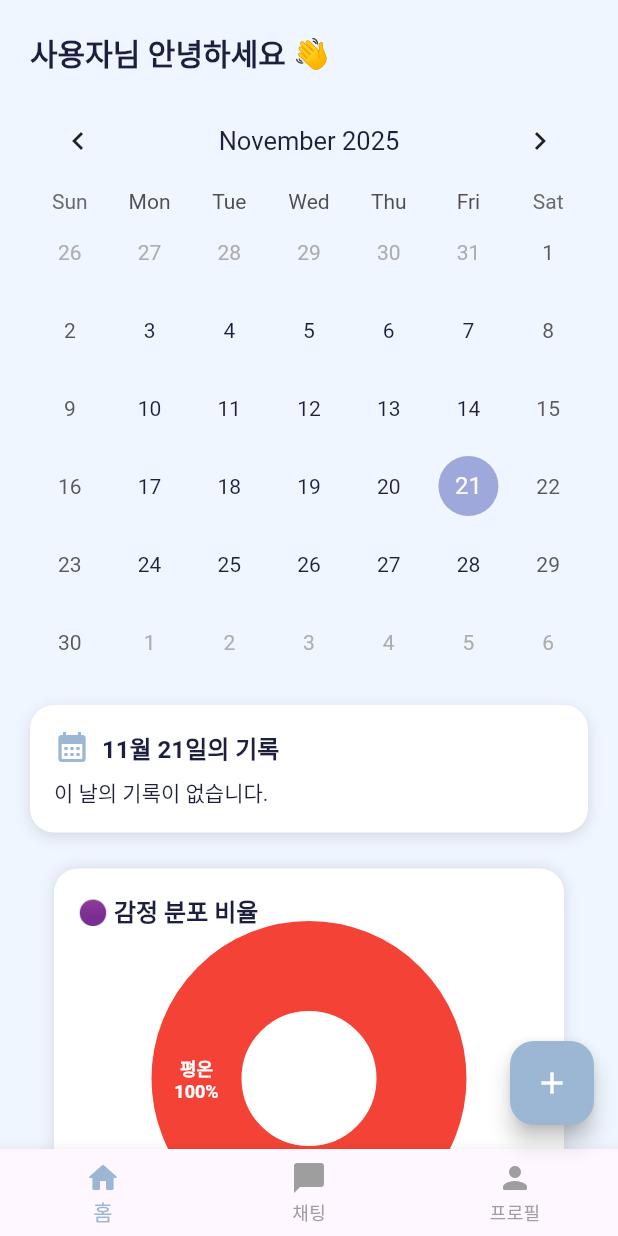
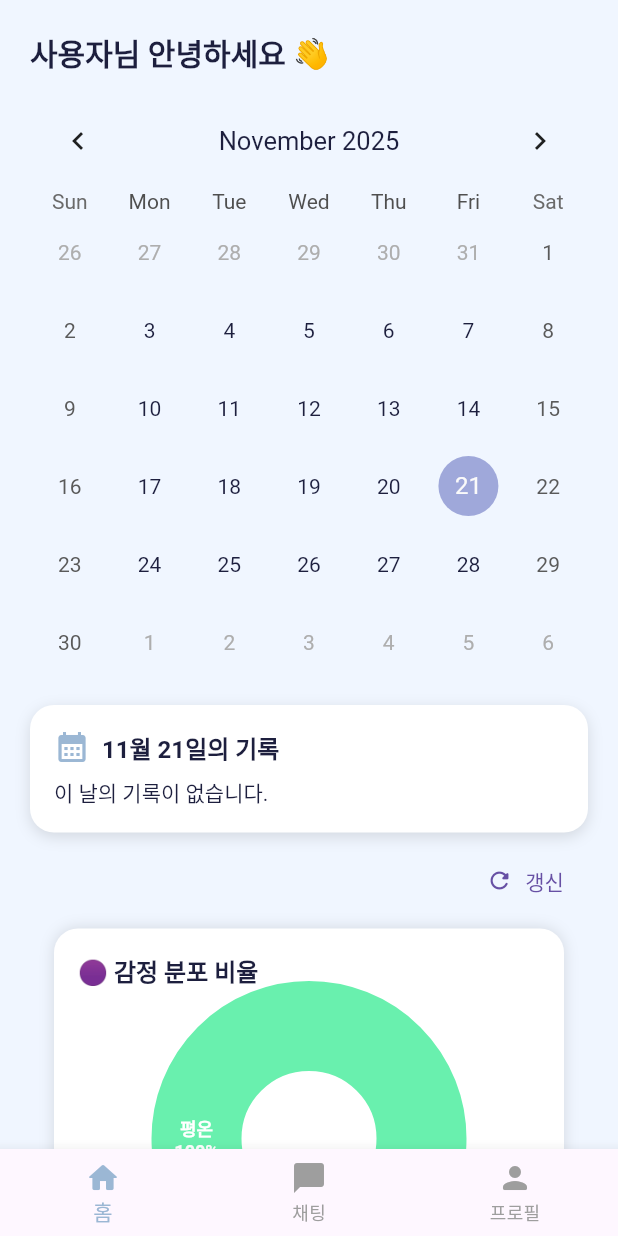
Before and after one commit to myajuni/MindBuddy, a Flutter app: the screen it shows after launch, on a phone screen of 412 x 824 dp. Run offline on Flutter 3.47's test engine with Material 3 defaults, Android fonts, the phone set to English and light mode, and no system bars; drawn by our look-alikes of fl_chart, table_calendar; our stand-ins replace flutter_dotenv, flutter_local_notifications, flutter_secure_storage, flutter_tts, image_picker, shared_preferences and 2 more.

Commit message:
semi final change

```diff
--- a/lib/main.dart
+++ b/lib/main.dart
@@ -79,17 +79,19 @@ class _MainShellState extends State<MainShell> {
       /// 🔥 IndexedStack → 페이지 함수 방식으로 변경
       body: _buildPage(_index),
 
-      floatingActionButton: _index == 0
-          ? FloatingActionButton(
-              backgroundColor: kMint,
-              onPressed: () {
-                Navigator.of(context).push(
-                  MaterialPageRoute(builder: (_) => const NewLogPage()),
-                );
-              },
-              child: const Icon(Icons.add, color: Colors.white),
-            )
-          : null,
+      floatingActionButton: null,
+
+      // floatingActionButton: _index == 0
+      //     ? FloatingActionButton(
+      //         backgroundColor: kMint,
+      //         onPressed: () {
+      //           Navigator.of(context).push(
+      //             MaterialPageRoute(builder: (_) => const NewLogPage()),
+      //           );
+      //         },
+      //         child: const Icon(Icons.add, color: Colors.white),
+      //       )
+      //     : null,
 
       bottomNavigationBar: BottomNavigationBar(
         currentIndex: _index,
--- a/lib/screens/home_tab.dart
+++ b/lib/screens/home_tab.dart
@@ -8,7 +8,7 @@ import '../main.dart';
 // import '../services/memory_store.dart';
 import '../services/emotion_diary.dart'; // ← 상대경로가 제일 튼튼함
 
-import '../widgets/weekly_trend_card.dart';
+import '../widgets/weekly_emotion_bar.dart';
 import '../widgets/emotion_ratio_pie.dart';
 
 import 'package:shared_preferences/shared_preferences.dart';
@@ -34,6 +34,23 @@ class _HomeTabState extends State<HomeTab> {
     _loadLogs();
     setState(() {
       _displayName = AppUser.name;
+    });
+  }
+
+  List<DateTime> _weekDays(DateTime day) {
+    final monday = day.subtract(Duration(days: day.weekday % 7));
+    return List.generate(7, (i) => monday.add(Duration(days: i)));
+  }
+
+  Map<String, int> _emotionCountForDay(DateTime day) {
+    return _logs
+        .where((e) =>
+            e.date.year == day.year &&
+            e.date.month == day.month &&
+            e.date.day == day.day)
+        .fold<Map<String, int>>({}, (acc, log) {
+      acc[log.emoji] = (acc[log.emoji] ?? 0) + 1;
+      return acc;
     });
   }
 
@@ -71,6 +88,12 @@ class _HomeTabState extends State<HomeTab> {
     final dayLogs = _logsForDay(sel);
     final summaryText =
         dayLogs.isNotEmpty ? dayLogs.first.summary : "이 날의 기록이 없습니다.";
+
+    final week = _weekDays(sel);
+    final weekData = week.map((d) => _emotionCountForDay(d)).toList();
+    final selectedIndex = week.indexWhere(
+      (d) => d.year == sel.year && d.month == sel.month && d.day == sel.day,
+    );
 
     return SafeArea(
       child: SingleChildScrollView(
@@ -158,11 +181,6 @@ class _HomeTabState extends State<HomeTab> {
                     ]),
               ),
 
-              const SizedBox(height: 16),
-
-              // 🟣 3️⃣ 감정 분포 비율 (캘린더 선택 기반)
-              EmotionRatioPie(selectedDate: sel),
-
               const SizedBox(height: 8),
               Align(
                 alignment: Alignment.centerRight,
@@ -173,10 +191,16 @@ class _HomeTabState extends State<HomeTab> {
                 ),
               ),
 
+              // 🟣 3️⃣ 감정 분포 비율 (캘린더 선택 기반)
+              EmotionRatioPie(selectedDate: sel),
+
               const SizedBox(height: 16),
 
               // 📊 4️⃣ 주간 감정 변화 그래프
-              const WeeklyTrendCard(comparisonText: "이번 주 감정 변화"),
+
+              WeeklyEmotionBar(
+                selectedDate: sel,
+              )
             ]),
           ),
         ),
--- a/lib/widgets/emotion_ratio_pie.dart
+++ b/lib/widgets/emotion_ratio_pie.dart
@@ -1,6 +1,10 @@
+//lib/widgets/emotion_ratio_pie.dart 파일
+
 import 'package:flutter/material.dart';
 import 'package:fl_chart/fl_chart.dart';
 import 'package:mindbuddy/services/emotion_store.dart';
+import '../widgets/emotion_overlay.dart' show emotionColors;
+
 import 'dart:collection';
 
 class EmotionRatioPie extends StatefulWidget {
@@ -97,8 +101,7 @@ class _EmotionRatioPieState extends State<EmotionRatioPie> {
                 sections: _ratio.entries.map((e) {
                   return PieChartSectionData(
                     value: e.value,
-                    color: Colors
-                        .primaries[e.key.hashCode % Colors.primaries.length],
+                    color: emotionColors[e.key] ?? Colors.grey,
                     title: "${e.key}\n${(e.value * 100).toStringAsFixed(0)}%",
                     radius: 60,
                     titleStyle: const TextStyle(
```
Also changed, not shown: lib/widgets/weekly_emotion_bar.dart (added, +181 -0 lines), lib/widgets/weekly_trend_card.dart (deleted, +0 -212 lines).
